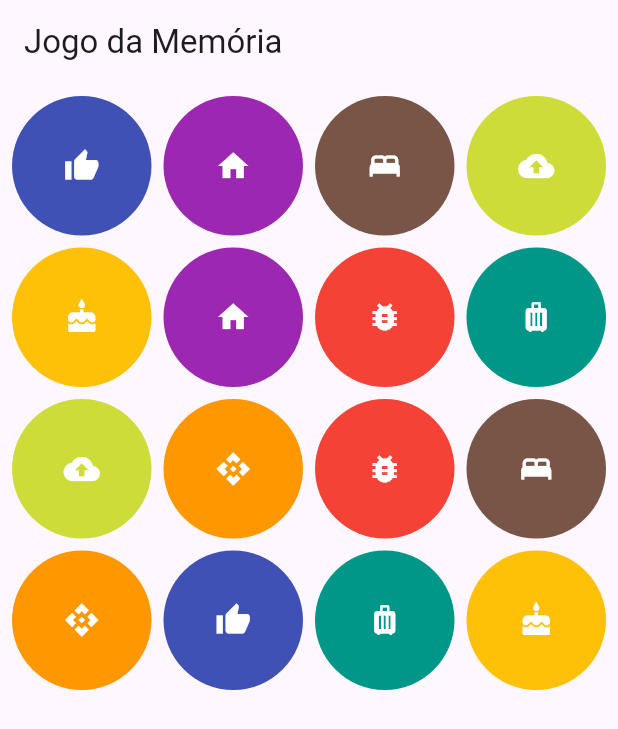
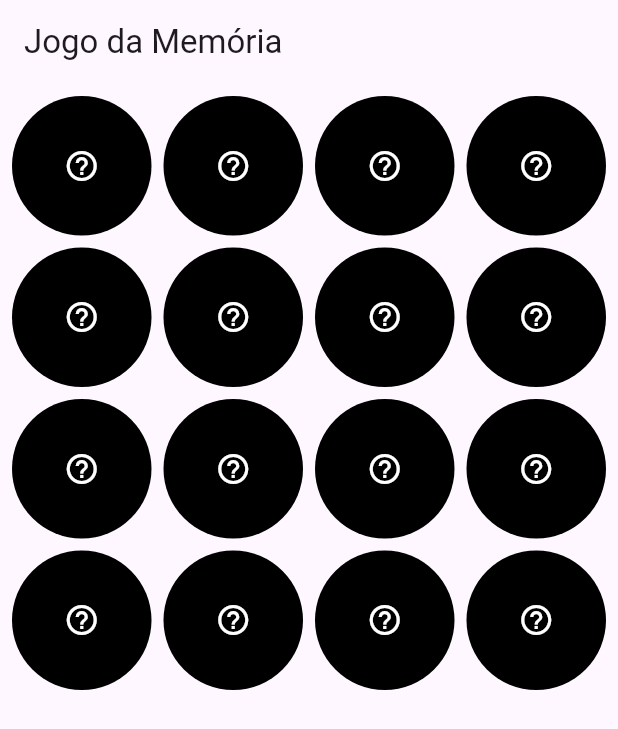
Before and after one commit to oJaciel/Memory-Game, a Flutter app: the screen it shows after launch, on a phone screen of 412 x 824 dp. Shown: the top 729 px of the screen. Run offline on Flutter 3.47's test engine with Material 3 defaults, Android fonts, the phone set to English and light mode, and no system bars.

Commit message:
Lógica do Jogo
Criado provider e métodos para a lógica do jogo.

Criados novos campos no modelo para controlar estados, e implementados estados nos cards.

```diff
--- a/lib/components/game_card.dart
+++ b/lib/components/game_card.dart
@@ -1,20 +1,33 @@
 import 'package:flutter/material.dart';
+import 'package:memory_game/models/game_provider.dart';
 import 'package:memory_game/models/memory_card.dart';
+import 'package:provider/provider.dart';
 
-class GameCard extends StatelessWidget {
+class GameCard extends StatefulWidget {
   const GameCard({super.key, required this.card});
 
   final MemoryCard card;
 
   @override
+  State<GameCard> createState() => _GameCardState();
+}
+
+class _GameCardState extends State<GameCard> {
+  @override
   Widget build(BuildContext context) {
+    final provider = Provider.of<GameProvider>(context);
+
     return Container(
       decoration: BoxDecoration(borderRadius: BorderRadius.circular(8.0)),
       child: IconButton(
-        onPressed: () {},
-        icon: card.icon,
+        onPressed: () {
+          widget.card.isMatched ? null :
+
+          provider.selectCard(widget.card);
+        },
+        icon: widget.card.isFaceUp || widget.card.isMatched ? widget.card.icon : Icon(Icons.help_outline_sharp),
         color: Colors.white,
-        style: ButtonStyle(backgroundColor: WidgetStatePropertyAll(card.color)),
+        style: ButtonStyle(backgroundColor: WidgetStatePropertyAll(widget.card.isFaceUp || widget.card.isMatched ? widget.card.color : Colors.black)),
       ),
     );
   }
--- a/lib/main.dart
+++ b/lib/main.dart
@@ -1,5 +1,7 @@
 import 'package:flutter/material.dart';
+import 'package:memory_game/models/game_provider.dart';
 import 'package:memory_game/pages/game_page.dart';
+import 'package:provider/provider.dart';
 
 void main() {
   runApp(const MyApp());
@@ -9,13 +11,16 @@ class MyApp extends StatelessWidget {
   const MyApp({super.key});
   @override
   Widget build(BuildContext context) {
-    return MaterialApp(
-      title: 'Memory Game',
-      debugShowCheckedModeBanner: false,
-      theme: ThemeData(
-        colorScheme: ColorScheme.fromSeed(seedColor: Colors.deepPurple),
+    return MultiProvider(
+      providers: [ChangeNotifierProvider(create: (_) => GameProvider())],
+      child: MaterialApp(
+        title: 'Memory Game',
+        debugShowCheckedModeBanner: false,
+        theme: ThemeData(
+          colorScheme: ColorScheme.fromSeed(seedColor: Colors.deepPurple),
+        ),
+        home: GamePage(),
       ),
-      home: GamePage(),
     );
   }
 }
--- /dev/null
+++ b/lib/models/cards_provider.dart
@@ -0,0 +1,64 @@
+import 'dart:math';
+
+import 'package:flutter/material.dart';
+import 'package:flutter/widgets.dart';
+import 'package:memory_game/models/memory_card.dart';
+import 'package:memory_game/utils/game_utils.dart';
+
+class CardsProvider {
+  final List<IconData> iconsList = GameUtils().iconsList;
+
+  final List<Color> colorsList = GameUtils().colorsList;
+
+  IconData getRandomIcon() {
+    return iconsList[Random().nextInt(iconsList.length)];
+  }
+
+  Color getRandomColor() {
+    return colorsList[Random().nextInt(colorsList.length)];
+  }
+
+  MemoryCard createCard() {
+    return MemoryCard(
+      id: Random().nextDouble().toString(),
+      icon: Icon(getRandomIcon()),
+      color: getRandomColor(),
+    );
+  }
+
+  List<MemoryCard> createGameCards() {
+    List<MemoryCard> list = [];
+
+    for (var i = 0; i < 8; i++) {
+      // Escolhe ícone e cor
+      IconData icon = getRandomIcon();
+      Color color = getRandomColor();
+
+      // Cria carta com o ícone e cor escolhidos
+      MemoryCard card = MemoryCard(
+        id: Random().nextDouble().toString(),
+        icon: Icon(icon),
+        color: color,
+      );
+
+      // Adiciona na lista
+      list.add(card);
+
+      // Remove o ícone e a cor para não repetir
+      iconsList.remove(icon);
+      colorsList.remove(color);
+    }
+
+    return list;
+  }
+
+  List<MemoryCard> DuplicateAndShuffleList(List<MemoryCard> list) {
+    List<MemoryCard> duplicatedList = [...list, ...list.map((card) => MemoryCard(
+          id: card.id,
+          icon: card.icon,
+          color: card.color,
+        )),];
+    duplicatedList.shuffle(Random());
+    return duplicatedList;
+  }
+}
--- a/lib/models/game_provider.dart
+++ b/lib/models/game_provider.dart
@@ -1,60 +1,49 @@
-import 'dart:math';
+import 'package:flutter/material.dart';
+import 'package:memory_game/models/memory_card.dart';
 
-import 'package:flutter/material.dart';
-import 'package:flutter/widgets.dart';
-import 'package:memory_game/models/memory_card.dart';
-import 'package:memory_game/utils/game_utils.dart';
+class GameProvider with ChangeNotifier {
+  int pointsCounter = 0;
+  MemoryCard? selectedCard1;
+  MemoryCard? selectedCard2;
 
-class GameProvider {
-  final List<IconData> iconsList = GameUtils().iconsList;
+  void selectCard(MemoryCard card) {
+    card.isFaceUp = true;
 
-  final List<Color> colorsList = GameUtils().colorsList;
+    //Se carta 1 é nula, atribui valor a ela
+    if (selectedCard1 == null) {
+      selectedCard1 = card;
+    } else {
+      //Senão, atribui valor a carta 2 e checa
+      selectedCard2 = card;
+      Future.delayed(Duration(milliseconds: 800), () {
+        checkCards();
+      });
+    }
 
-  IconData getRandomIcon() {
-    return iconsList[Random().nextInt(iconsList.length)];
+    notifyListeners();
   }
 
-  Color getRandomColor() {
-    return colorsList[Random().nextInt(colorsList.length)];
-  }
+  void checkCards() {
+    //Se ambas as cartas existirem, checa
+    if (selectedCard1 != null && selectedCard2 != null) {
+      //Se id forem iguais, aumenta ponto
+      if (selectedCard1!.id == selectedCard2!.id) {
+        selectedCard1!.isMatched = true;
+        selectedCard2!.isMatched = true;
+        pointsCounter++;
+        print(pointsCounter);
+        print('Acertou');
+        //Senão, não faz nada
+      } else {
+        selectedCard1!.isFaceUp = false;
+        selectedCard2!.isFaceUp = false;
+        print('Não acertou');
+      }
 
-  MemoryCard createCard() {
-    return MemoryCard(
-      id: Random().nextDouble().toString(),
-      icon: Icon(getRandomIcon()),
-      color: getRandomColor(),
-    );
-  }
-
-  List<MemoryCard> createGameCards() {
-    List<MemoryCard> list = [];
-
-    for (var i = 0; i < 8; i++) {
-      // Escolhe ícone e cor
-      IconData icon = getRandomIcon();
-      Color color = getRandomColor();
-
-      // Cria carta com o ícone e cor escolhidos
-      MemoryCard card = MemoryCard(
-        id: Random().nextDouble().toString(),
-        icon: Icon(icon),
-        color: color,
-      );
-
-      // Adiciona na lista
-      list.add(card);
-
-      // Remove o ícone e a cor para não repetir
-      iconsList.remove(icon);
-      colorsList.remove(color);
+      //Reseta valores depois de checar
+      selectedCard1 = null;
+      selectedCard2 = null;
+      notifyListeners();
     }
-
-    return list;
-  }
-
-  List<MemoryCard> DuplicateAndShuffleList(List<MemoryCard> list) {
-    List<MemoryCard> duplicatedList = [...list, ...list];
-    duplicatedList.shuffle(Random());
-    return duplicatedList;
   }
 }
--- a/lib/models/memory_card.dart
+++ b/lib/models/memory_card.dart
@@ -4,6 +4,14 @@ class MemoryCard {
   String id;
   Icon icon;
   Color color;
+  bool isFaceUp;
+  bool isMatched;
 
-  MemoryCard({required this.id, required this.icon, required this.color});
+  MemoryCard({
+    required this.id,
+    required this.icon,
+    required this.color,
+    this.isFaceUp = false,
+    this.isMatched = false,
+  });
 }
--- a/lib/pages/game_page.dart
+++ b/lib/pages/game_page.dart
@@ -1,6 +1,6 @@
 import 'package:flutter/material.dart';
 import 'package:memory_game/components/game_card.dart';
-import 'package:memory_game/models/game_provider.dart';
+import 'package:memory_game/models/cards_provider.dart';
 import 'package:memory_game/models/memory_card.dart';
 
 class GamePage extends StatefulWidget {
@@ -12,16 +12,20 @@ class GamePage extends StatefulWidget {
 
 class _GamePageState extends State<GamePage> {
   List<MemoryCard> cardList = [];
-  late List<MemoryCard> doubleList = GameProvider().DuplicateAndShuffleList(cardList);
+  late List<MemoryCard> doubleList = CardsProvider().DuplicateAndShuffleList(
+    cardList,
+  );
 
   @override
   void initState() {
     super.initState();
-    cardList = GameProvider().createGameCards();
+    cardList = CardsProvider().createGameCards();
   }
 
   @override
   Widget build(BuildContext context) {
+
+
     return Scaffold(
       appBar: AppBar(title: Text('Jogo da Memória')),
       body: Padding(
--- a/pubspec.yaml
+++ b/pubspec.yaml
@@ -34,6 +34,7 @@ dependencies:
   # The following adds the Cupertino Icons font to your application.
   # Use with the CupertinoIcons class for iOS style icons.
   cupertino_icons: ^1.0.8
+  provider: ^6.1.5
 
 dev_dependencies:
   flutter_test:
```
Also changed, not shown: pubspec.lock.
